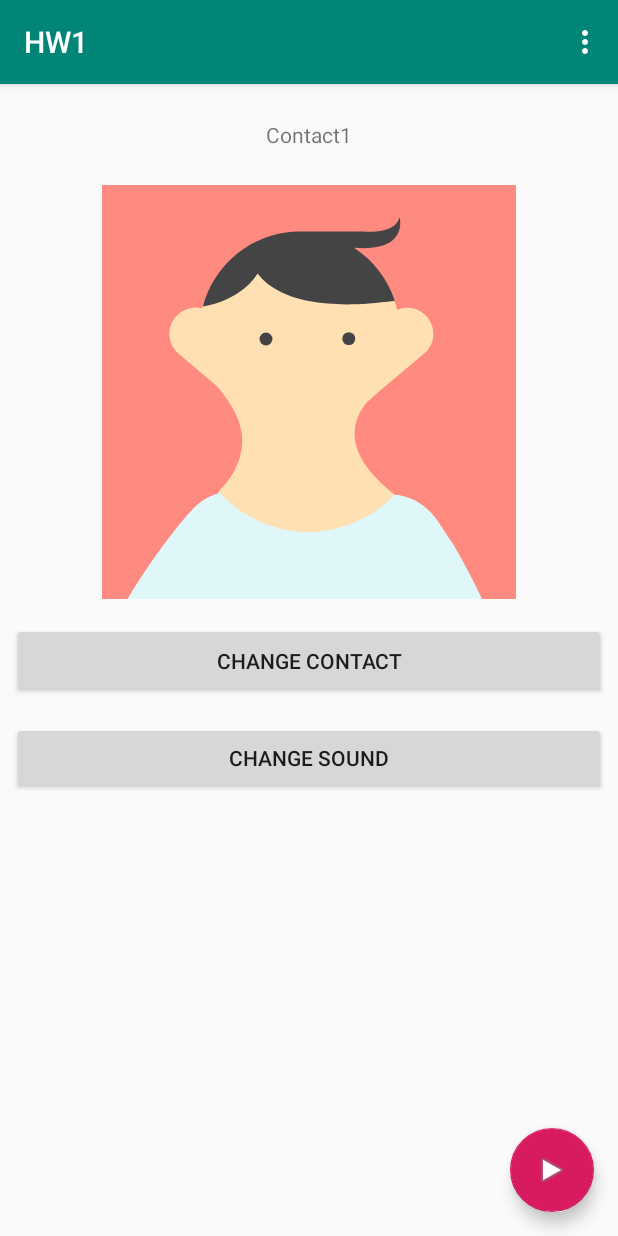
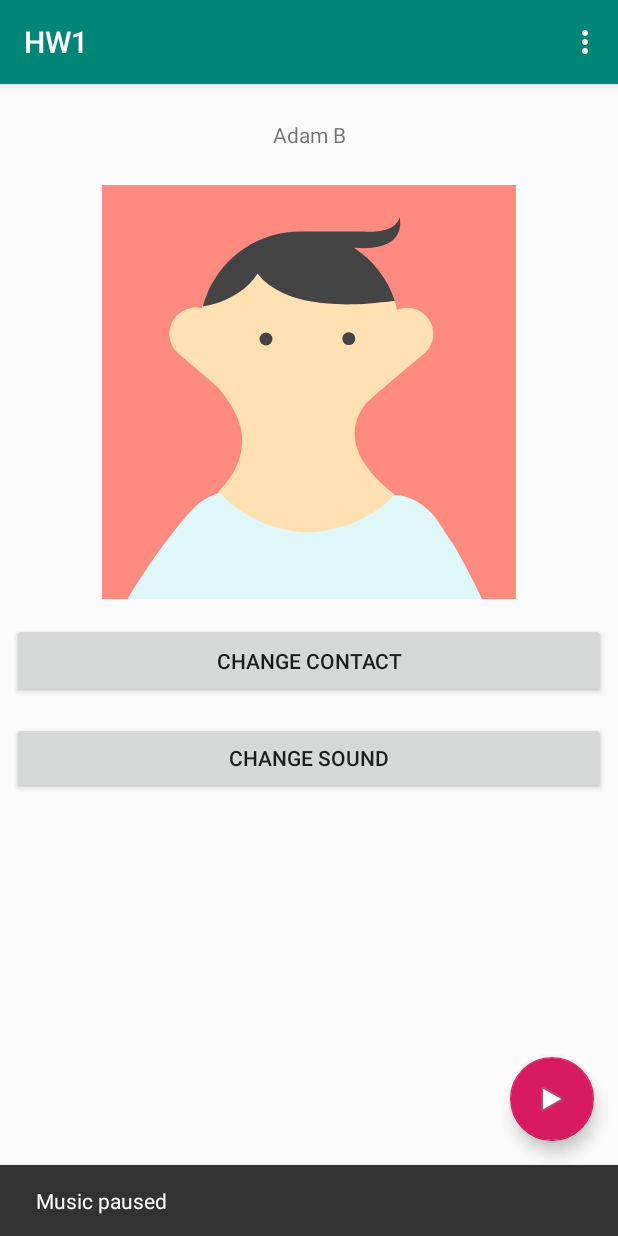
Before and after one commit to mikolaj6r/Android-HW1, an Android app: the screen it shows after launch (MainActivity), after a tap on an icon or button, on a phone screen of 412 x 824 dp. Run offline under Robolectric (Android 15) with nearby library versions, the phone set to English and light mode, and no system bars.

Commit message:
add sounds play func, fix some errors / typings

```diff
--- a/app/src/main/java/com/mr/hw1/MainActivity.java
+++ b/app/src/main/java/com/mr/hw1/MainActivity.java
@@ -28,10 +28,10 @@ public class MainActivity extends AppCompatActivity {
     public static final int CONTACT_REQUEST = 2;
     private int current_sound = 0;
     private int current_contact = 0;
-    private MediaPlayer backgroundPlayer;
+
     private MediaPlayer buttonPlayer;
     static public Uri[] sounds;
-
+    boolean isPlayed=false;
 
 
     @Override
@@ -42,48 +42,52 @@ public class MainActivity extends AppCompatActivity {
         setSupportActionBar(toolbar);
         buttonsSetListeners();
 
-        FloatingActionButton fab = findViewById(R.id.fab);
-        fab.setOnClickListener(new View.OnClickListener() {
-            @Override
-            public void onClick(View view) {
-                buttonPlayer.reset();
-                try {
-                    buttonPlayer.setDataSource(getApplicationContext(),sounds[current_sound]);
-                } catch (IOException e) {
-                    e.printStackTrace();
-                }
-                buttonPlayer.prepareAsync();
-/*                Snackbar.make(view, "Replace with your own action", Snackbar.LENGTH_LONG)
-                        .setAction("Action", null).show();*/
-            }
-        });
-
         sounds = new Uri[4];
         sounds[0] = Uri.parse("android.resource://" + getPackageName() + "/" +
-                R.raw.ringd);
+                R.raw.ring01);
         sounds[1] = Uri.parse("android.resource://" + getPackageName() + "/" +
-                R.raw.ring01);
+                R.raw.ring02);
         sounds[2] = Uri.parse("android.resource://" + getPackageName() + "/" +
-                R.raw.ring02);
+                R.raw.ring03);
         sounds[3] = Uri.parse("android.resource://" + getPackageName() + "/" +
-                R.raw.ring03);
+                R.raw.ring04);
+
         buttonPlayer = new MediaPlayer();
         buttonPlayer.setAudioStreamType(AudioManager.STREAM_MUSIC);
 
         buttonPlayer.setOnPreparedListener(new MediaPlayer.OnPreparedListener() {
             @Override
             public void onPrepared(MediaPlayer mp) {
-                backgroundPlayer.pause();
                 mp.start();
+                isPlayed = true;
             }
         });
-        buttonPlayer.setOnCompletionListener(new
-             MediaPlayer.OnCompletionListener() {
-                 @Override
-                 public void onCompletion(MediaPlayer mp) {
-                     backgroundPlayer.start();
-                 }
+
+        final FloatingActionButton fab = findViewById(R.id.fab);
+        fab.setOnClickListener(new View.OnClickListener() {
+            @Override
+            public void onClick(View view) {
+                if(!isPlayed) {
+                    try {
+                        buttonPlayer.setDataSource(getApplicationContext(),sounds[current_sound]);
+                    } catch (IOException e) {
+                        e.printStackTrace();
+                    }
+                    buttonPlayer.prepareAsync();
+                    fab.setImageResource(android.R.drawable.ic_media_pause);
+                    Snackbar.make(view, "Music played", Snackbar.LENGTH_LONG)
+                            .setAction("Action", null).show();
+                }
+                else{
+                    buttonPlayer.stop();
+                    fab.setImageResource(android.R.drawable.ic_media_play);
+                    Snackbar.make(view, "Music paused", Snackbar.LENGTH_LONG)
+                            .setAction("Action", null).show();
+                    isPlayed=false;
+                }
+            }
         });
+
     }
 
     @Override
@@ -136,6 +140,8 @@ public class MainActivity extends AppCompatActivity {
 
 
     public void buttonsClickHandler(View view){
+        buttonPlayer.stop();
+        isPlayed = false;
         switch(view.getId()){
             case R.id.btn_changeContact:
                 Intent contactPick = new Intent(getApplicationContext(), ChangeContact.class);
@@ -171,27 +177,25 @@ public class MainActivity extends AppCompatActivity {
     @Override
     protected void onPause() {
         super.onPause();
-        backgroundPlayer.pause();
         buttonPlayer.pause();
+        isPlayed = false;
     }
 
     @Override
     protected void onResume() {
         super.onResume();
-        backgroundPlayer = MediaPlayer.create(this, R.raw.mario);
-        backgroundPlayer.setOnPreparedListener(
-                new MediaPlayer.OnPreparedListener() {
-                    @Override
-                    public void onPrepared(MediaPlayer mp) {
-                        mp.setLooping(true);
-                        mp.start();
-                    }
-                });
+        try {
+            buttonPlayer.setDataSource(getApplicationContext(),sounds[current_sound]);
+        } catch (IOException e) {
+            e.printStackTrace();
+        }
+        buttonPlayer.prepareAsync();
     }
 
     @Override
     protected void onStop(){
         super.onStop();
-        backgroundPlayer.release();
+        buttonPlayer.release();
+        isPlayed = false;
     }
 }
--- a/app/src/main/res/values/strings.xml
+++ b/app/src/main/res/values/strings.xml
@@ -7,21 +7,17 @@
     <string name="contact_img_desc">Contact Image</string>
     <string name="cancel">Cancel</string>
     <string name="ok">OK</string>
-    <string name="sound1">Sound1</string>
-    <string name="sound2">Sound2</string>
-    <string name="sound3" >Sound3</string>
-    <string name="sound4">Sound4</string>
-    <string name="sound5">Sound5</string>
-    <string name="sound6">Sound6</string>
-    <string name="sound7">Sound7</string>
-    <string name="sound8">Sound8</string>
-    <string name="back_message">lel</string>
-    <string name="contact1">Contact1</string>
-    <string name="contact2">Contact2</string>
-    <string name="contact3">Contact3</string>
-    <string name="contact4">Contact4</string>
-    <string name="contact5">Contact5</string>
-    <string name="contact6">Contact6</string>
-    <string name="contact7">Contact7</string>
-    <string name="contact8">Contact8</string>
+    <string name="sound1">Sound 1</string>
+    <string name="sound2">Sound 2</string>
+    <string name="sound3">Sound 3</string>
+    <string name="sound4">Sound 4</string>
+    <string name="back_message">Error</string>
+    <string name="contact1">Adam B</string>
+    <string name="contact2">Chris C</string>
+    <string name="contact3">Eva D</string>
+    <string name="contact4">Igor E</string>
+    <string name="contact5">Ela F</string>
+    <string name="contact6">Ola G</string>
+    <string name="contact7">Gregory H</string>
+    <string name="contact8">Monica I</string>
 </resources>
```
Also changed, not shown: app/src/main/res/values/arrays.xml (+4 -8 lines), 2 other files.
